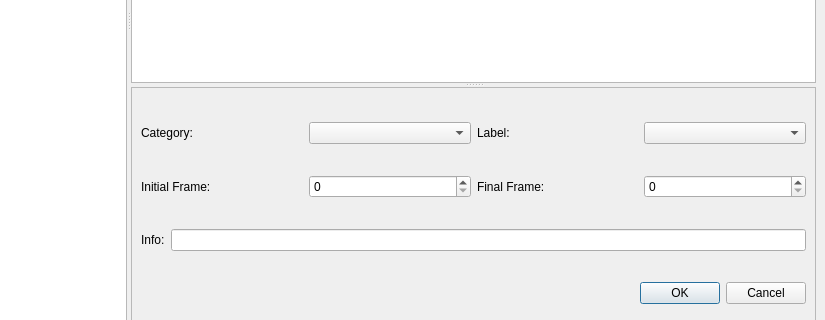
smartsenselab/SSAT, file modules/app/mainwindow.ui: the form before one commit; both pictures show x 437 to 1262 and y 331 to 651 of the 1262 by 733 pixel window.
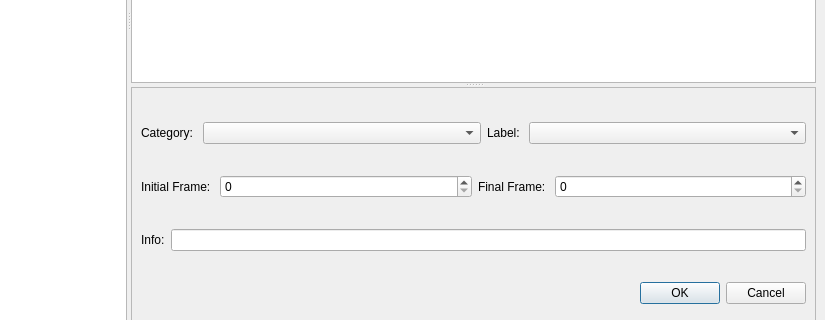
The form after the commit. Custom widgets are drawn as their Qt base class.

Commit message: Label and Category container expands or shrinks

What changed in the file:
```diff
--- a/modules/app/mainwindow.ui
+++ b/modules/app/mainwindow.ui
@@ -213,23 +213,49 @@
             <layout class="QHBoxLayout" name="horizontalLayout_5">
              <item>
               <widget class="QLabel" name="labelCategory">
+               <property name="sizePolicy">
+                <sizepolicy hsizetype="Minimum" vsizetype="Preferred">
+                 <horstretch>0</horstretch>
+                 <verstretch>0</verstretch>
+                </sizepolicy>
+               </property>
                <property name="text">
                 <string>Category: </string>
                </property>
               </widget>
              </item>
              <item>
-              <widget class="QComboBox" name="comboBoxCategory"/>
+              <widget class="QComboBox" name="comboBoxCategory">
+               <property name="sizePolicy">
+                <sizepolicy hsizetype="Expanding" vsizetype="Fixed">
+                 <horstretch>0</horstretch>
+                 <verstretch>0</verstretch>
+                </sizepolicy>
+               </property>
+              </widget>
              </item>
              <item>
               <widget class="QLabel" name="labelLabel">
+               <property name="sizePolicy">
+                <sizepolicy hsizetype="Minimum" vsizetype="Preferred">
+                 <horstretch>0</horstretch>
+                 <verstretch>0</verstretch>
+                </sizepolicy>
+               </property>
                <property name="text">
                 <string>Label: </string>
                </property>
               </widget>
              </item>
              <item>
-              <widget class="QComboBox" name="comboBoxLabel"/>
+              <widget class="QComboBox" name="comboBoxLabel">
+               <property name="sizePolicy">
+                <sizepolicy hsizetype="Expanding" vsizetype="Fixed">
+                 <horstretch>0</horstretch>
+                 <verstretch>0</verstretch>
+                </sizepolicy>
+               </property>
+              </widget>
              </item>
             </layout>
            </item>
@@ -237,6 +263,12 @@
             <layout class="QHBoxLayout" name="horizontalLayout_6">
              <item>
               <widget class="QLabel" name="labelInitialFrame">
+               <property name="sizePolicy">
+                <sizepolicy hsizetype="Minimum" vsizetype="Preferred">
+                 <horstretch>0</horstretch>
+                 <verstretch>0</verstretch>
+                </sizepolicy>
+               </property>
                <property name="text">
                 <string>Initial Frame: </string>
                </property>
@@ -244,6 +276,12 @@
              </item>
              <item>
               <widget class="QSpinBox" name="spinBoxInitialFrame">
+               <property name="sizePolicy">
+                <sizepolicy hsizetype="Expanding" vsizetype="Fixed">
+                 <horstretch>0</horstretch>
+                 <verstretch>0</verstretch>
+                </sizepolicy>
+               </property>
                <property name="maximum">
                 <number>999999999</number>
                </property>
@@ -251,6 +289,12 @@
              </item>
              <item>
               <widget class="QLabel" name="labelFinalFrame">
+               <property name="sizePolicy">
+                <sizepolicy hsizetype="Minimum" vsizetype="Preferred">
+                 <horstretch>0</horstretch>
+                 <verstretch>0</verstretch>
+                </sizepolicy>
+               </property>
                <property name="text">
                 <string>Final Frame: </string>
                </property>
@@ -258,6 +302,12 @@
              </item>
              <item>
               <widget class="QSpinBox" name="spinBoxFinalFrame">
+               <property name="sizePolicy">
+                <sizepolicy hsizetype="Expanding" vsizetype="Fixed">
+                 <horstretch>0</horstretch>
+                 <verstretch>0</verstretch>
+                </sizepolicy>
+               </property>
                <property name="maximum">
                 <number>999999999</number>
                </property>
```
Left out of the diff: 2 changed lines with no effect on the pictures.
